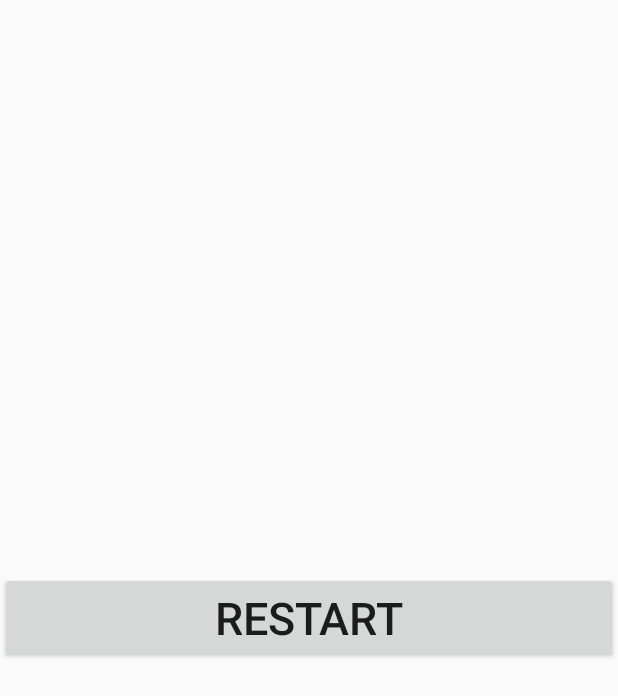
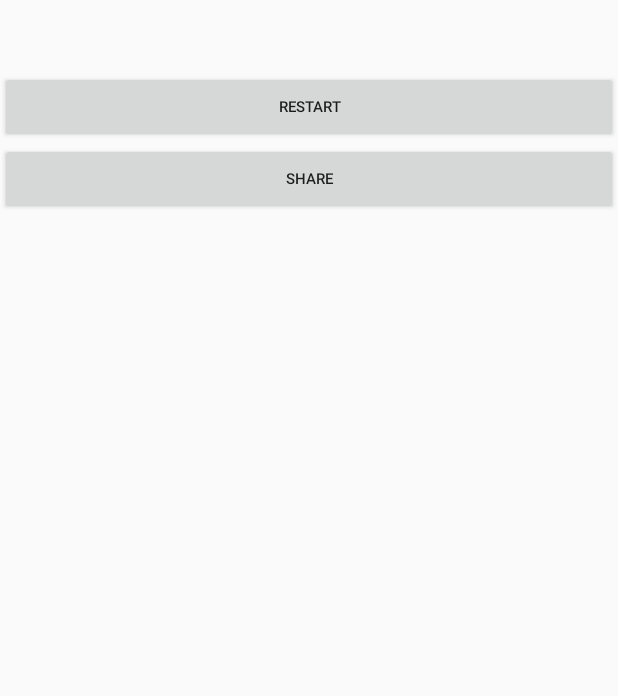
Before and after one commit to kdesai0512/CompatibilityApp, an Android app: the layout activity_final_celeb.xml on its own in the app's theme, with its tools: preview values and no code run, on a phone screen of 412 x 824 dp. Shown: the top 696 px of the screen. Run offline under Robolectric (Android 15) with nearby library versions, the phone set to English and light mode, and no system bars; Roboto replaces fonts that are not available here.

Commit message:
added Share button and Restart button.

```diff
--- a/app/src/main/java/com/example/compatibilityapp/FinalActivity.java
+++ b/app/src/main/java/com/example/compatibilityapp/FinalActivity.java
@@ -298,6 +298,9 @@ public class FinalActivity extends AppCompatActivity {
     public void restart(View v) {
         Intent i = new Intent(this, MainActivity.class); //change it to your main class
         //the following 2 tags are for clearing the backStack and start fresh
+        for (int x = 0; x < Person.people.length; x++) {
+            Person.people[x].setPoints(0);
+        }
         i.addFlags(Intent.FLAG_ACTIVITY_CLEAR_TOP);
         i.addFlags(Intent.FLAG_ACTIVITY_NEW_TASK);
         finish();
--- a/app/src/main/res/layout/activity_final_celeb.xml
+++ b/app/src/main/res/layout/activity_final_celeb.xml
@@ -4,6 +4,7 @@
     xmlns:tools="http://schemas.android.com/tools"
     android:layout_width="match_parent"
     android:layout_height="match_parent"
+    android:orientation="vertical"
     tools:context=".FinalCelebActivity">
 
     <TextView
@@ -11,16 +12,26 @@
         android:layout_height="wrap_content"
         android:textSize="20dp"
         android:layout_gravity="center"
+
         android:textColor="@color/black"
-        android:id="@+id/percent"
+        android:id="@+id/percent3"
         />
 
     <Button
+        android:layout_marginTop="@dimen/myMarginTop"
         android:layout_width="match_parent"
         android:layout_height="wrap_content"
         android:text="@string/restart"
         android:layout_gravity="center"
-        android:textSize="@dimen/textSize"
+        android:textSize="10sp"
         android:onClick="restart2"/>
+    <Button
+        android:layout_width="match_parent"
+        android:layout_height="wrap_content"
+        android:text="@string/share"
+        android:layout_gravity="center"
+        android:textSize="10sp"
+        android:onClick="shareInfo3"
+        />
 
 </LinearLayout>
```
Also changed, not shown: app/src/main/java/com/example/compatibilityapp/FinalCelebActivity.java (+17 -2 lines).
